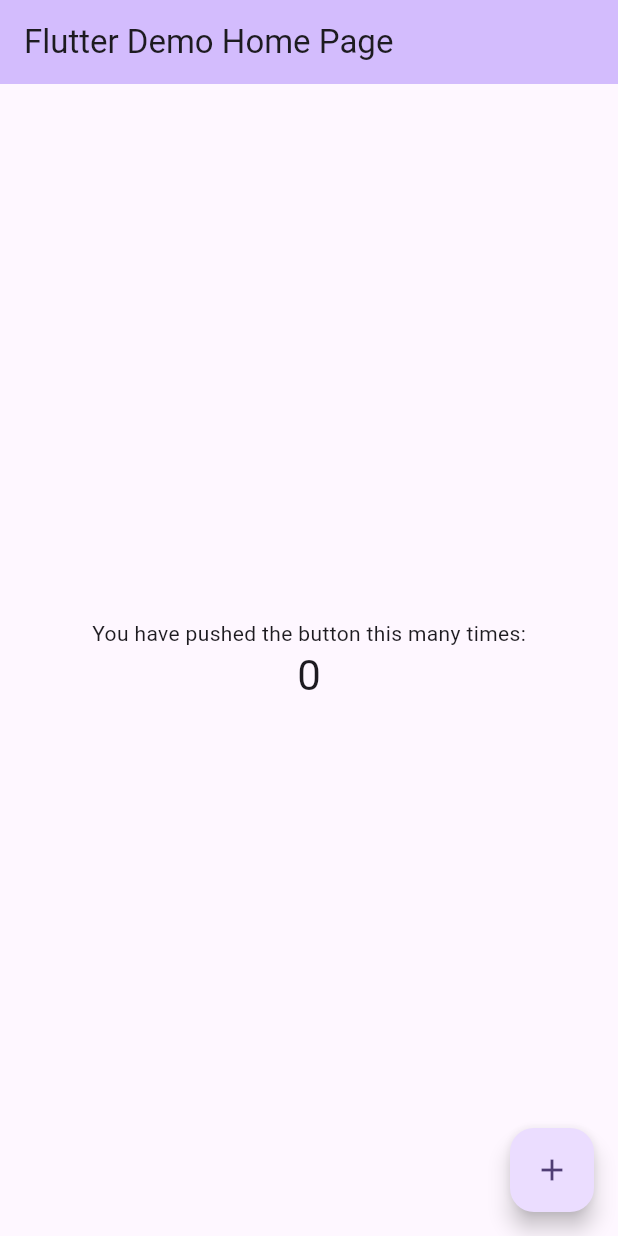
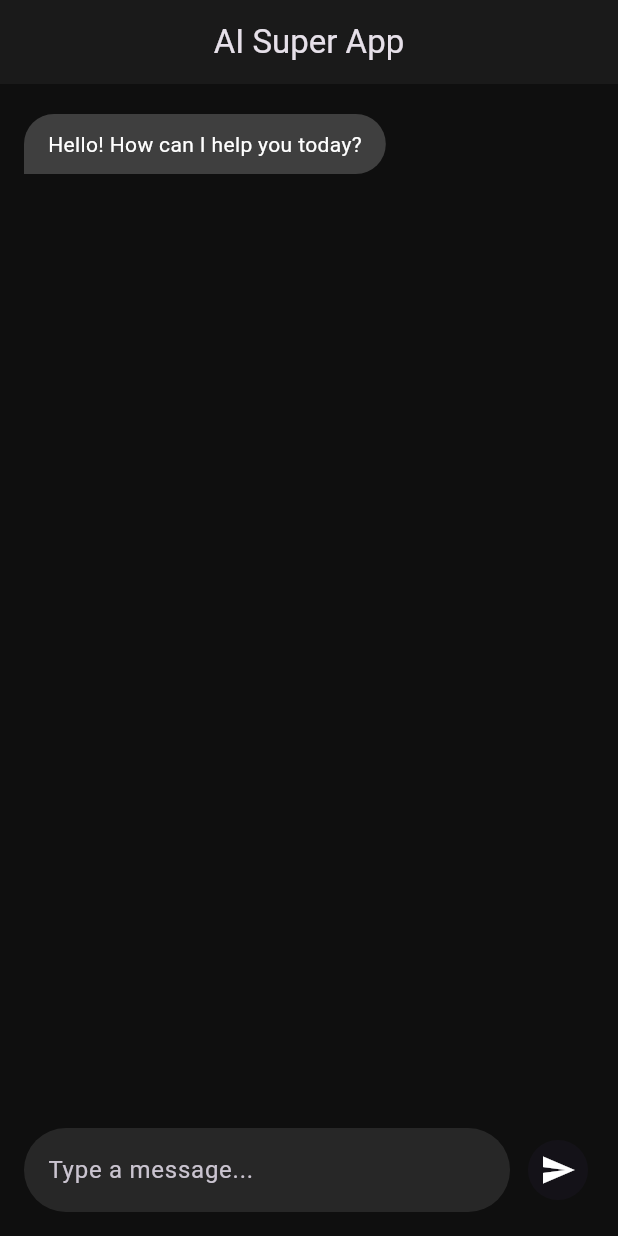
Before and after one commit to could-ai/019a5160-cfe9-722d-b2cd-a2b28bce158b, a Flutter app: the screen it shows after launch, on a phone screen of 412 x 824 dp. Run offline on Flutter 3.47's test engine with Material 3 defaults, Android fonts, the phone set to English and light mode, and no system bars.

Commit message:
Menghapus kode demo penghitung default dan mengonfigurasinya untuk meluncurkan HomeScreen. Saya juga menyiapkan tema gelap modern untuk aplikasi agar memberikan tampilan dan nuansa yang lebih sesuai untuk aplikasi AI. File ini sekarang berfungsi sebagai titik masuk utama yang mengarahkan pengguna langsung ke antarmuka obrolan.; Membuat file baru untuk layar utama aplikasi. Layar ini berisi antarmuka obrolan, termasuk daftar pesan dan bidang input teks dengan tombol kirim. Ini mengelola status pesan dan menangani logika pengiriman pesan, termasuk respons AI yang disimulasikan untuk memberikan pengalaman interaktif.; Membuat widget khusus untuk menampilkan gelembung obrolan individual. Widget ini secara visual membedakan antara pesan yang dikirim oleh pengguna dan yang diterima dari AI dengan menggunakan perataan dan warna yang berbeda. Ini membantu menciptakan antarmuka obrolan yang jelas dan intuitif.

```diff
--- /dev/null
+++ b/usr/lib/chat_bubble.dart
@@ -0,0 +1,36 @@
+import 'package:flutter/material.dart';
+
+class ChatBubble extends StatelessWidget {
+  final String message;
+  final bool isMe;
+
+  const ChatBubble({
+    super.key,
+    required this.message,
+    required this.isMe,
+  });
+
+  @override
+  Widget build(BuildContext context) {
+    return Align(
+      alignment: isMe ? Alignment.centerRight : Alignment.centerLeft,
+      child: Container(
+        margin: const EdgeInsets.symmetric(vertical: 4.0),
+        padding: const EdgeInsets.symmetric(horizontal: 16.0, vertical: 10.0),
+        decoration: BoxDecoration(
+          color: isMe ? Colors.blue : Colors.white.withOpacity(0.2),
+          borderRadius: BorderRadius.only(
+            topLeft: const Radius.circular(20.0),
+            topRight: const Radius.circular(20.0),
+            bottomLeft: isMe ? const Radius.circular(20.0) : Radius.zero,
+            bottomRight: isMe ? Radius.zero : const Radius.circular(20.0),
+          ),
+        ),
+        child: Text(
+          message,
+          style: const TextStyle(color: Colors.white),
+        ),
+      ),
+    );
+  }
+}
--- /dev/null
+++ b/usr/lib/home_screen.dart
@@ -0,0 +1,98 @@
+import 'package:flutter/material.dart';
+import 'package:couldai_user_app/chat_bubble.dart';
+
+class HomeScreen extends StatefulWidget {
+  const HomeScreen({super.key});
+
+  @override
+  State<HomeScreen> createState() => _HomeScreenState();
+}
+
+class _HomeScreenState extends State<HomeScreen> {
+  final TextEditingController _controller = TextEditingController();
+  final List<Map<String, String>> _messages = [
+    {
+      "sender": "ai",
+      "text": "Hello! How can I help you today?",
+    }
+  ];
+
+  void _sendMessage() {
+    if (_controller.text.isNotEmpty) {
+      setState(() {
+        _messages.add({
+          "sender": "user",
+          "text": _controller.text,
+        });
+        // Simulate AI response
+        Future.delayed(const Duration(milliseconds: 500), () {
+          setState(() {
+            _messages.add({
+              "sender": "ai",
+              "text": "This is a placeholder response.",
+            });
+          });
+        });
+        _controller.clear();
+      });
+    }
+  }
+
+  @override
+  Widget build(BuildContext context) {
+    return Scaffold(
+      appBar: AppBar(
+        title: const Text('AI Super App'),
+        centerTitle: true,
+      ),
+      body: Column(
+        children: [
+          Expanded(
+            child: ListView.builder(
+              padding: const EdgeInsets.all(16.0),
+              itemCount: _messages.length,
+              itemBuilder: (context, index) {
+                final message = _messages[index];
+                return ChatBubble(
+                  message: message['text']!,
+                  isMe: message['sender'] == 'user',
+                );
+              },
+            ),
+          ),
+          Padding(
+            padding: const EdgeInsets.all(16.0),
+            child: Row(
+              children: [
+                Expanded(
+                  child: TextField(
+                    controller: _controller,
+                    decoration: InputDecoration(
+                      hintText: 'Type a message...',
+                      filled: true,
+                      fillColor: Colors.white.withOpacity(0.1),
+                      border: OutlineInputBorder(
+                        borderRadius: BorderRadius.circular(30.0),
+                        borderSide: BorderSide.none,
+                      ),
+                    ),
+                    onSubmitted: (value) => _sendMessage(),
+                  ),
+                ),
+                const SizedBox(width: 8.0),
+                IconButton(
+                  icon: const Icon(Icons.send),
+                  onPressed: _sendMessage,
+                  style: IconButton.styleFrom(
+                    backgroundColor: Theme.of(context).primaryColor,
+                    foregroundColor: Colors.white,
+                  ),
+                ),
+              ],
+            ),
+          ),
+        ],
+      ),
+    );
+  }
+}
--- a/usr/lib/main.dart
+++ b/usr/lib/main.dart
@@ -1,4 +1,5 @@
 import 'package:flutter/material.dart';
+import 'package:couldai_user_app/home_screen.dart';
 
 void main() {
   runApp(const MyApp());
@@ -7,114 +8,19 @@ void main() {
 class MyApp extends StatelessWidget {
   const MyApp({super.key});
 
-  // This widget is the root of your application.
   @override
   Widget build(BuildContext context) {
     return MaterialApp(
-      title: 'Flutter Demo',
+      title: 'AI Super App',
       debugShowCheckedModeBanner: false,
-      theme: ThemeData(
-        // This is the theme of your application.
-        //
-        // TRY THIS: Try running your application with "flutter run". You'll see
-        // the application has a purple toolbar. Then, without quitting the app,
-        // try changing the seedColor in the colorScheme below to Colors.green
-        // and then invoke "hot reload" (save your changes or press the "hot
-        // reload" button in a Flutter-supported IDE, or press "r" if you used
-        // the command line to start the app).
-        //
-        // Notice that the counter didn't reset back to zero; the application
-        // state is not lost during the reload. To reset the state, use hot
-        // restart instead.
-        //
-        // This works for code too, not just values: Most code changes can be
-        // tested with just a hot reload.
-        colorScheme: ColorScheme.fromSeed(seedColor: Colors.deepPurple),
+      theme: ThemeData.dark().copyWith(
+        scaffoldBackgroundColor: const Color(0xFF0F0F0F),
+        appBarTheme: const AppBarTheme(
+          color: Color(0xFF1A1A1A),
+          elevation: 0,
+        ),
       ),
-      home: const MyHomePage(title: 'Flutter Demo Home Page'),
+      home: const HomeScreen(),
     );
   }
 }
-
-class MyHomePage extends StatefulWidget {
-  const MyHomePage({super.key, required this.title});
-
-  // This widget is the home page of your application. It is stateful, meaning
-  // that it has a State object (defined below) that contains fields that affect
-  // how it looks.
-
-  // This class is the configuration for the state. It holds the values (in this
-  // case the title) provided by the parent (in this case the App widget) and
-  // used by the build method of the State. Fields in a Widget subclass are
-  // always marked "final".
-
-  final String title;
-
-  @override
-  State<MyHomePage> createState() => _MyHomePageState();
-}
-
-class _MyHomePageState extends State<MyHomePage> {
-  int _counter = 0;
-
-  void _incrementCounter() {
-    setState(() {
-      // This call to setState tells the Flutter framework that something has
-      // changed in this State, which causes it to rerun the build method below
-      // so that the display can reflect the updated values. If we changed
-      // _counter without calling setState(), then the build method would not be
-      // called again, and so nothing would appear to happen.
-      _counter++;
-    });
-  }
-
-  @override
-  Widget build(BuildContext context) {
-    // This method is rerun every time setState is called, for instance as done
-    // by the _incrementCounter method above.
-    //
-    // The Flutter framework has been optimized to make rerunning build methods
-    // fast, so that you can just rebuild anything that needs updating rather
-    // than having to individually change instances of widgets.
-    return Scaffold(
-      appBar: AppBar(
-        // TRY THIS: Try changing the color here to a specific color (to
-        // Colors.amber, perhaps?) and trigger a hot reload to see the AppBar
-        // change color while the other colors stay the same.
-        backgroundColor: Theme.of(context).colorScheme.inversePrimary,
-        // Here we take the value from the MyHomePage object that was created by
-        // the App.build method, and use it to set our appbar title.
-        title: Text(widget.title),
-      ),
-      body: Center(
-        // Center is a layout widget. It takes a single child and positions it
-        // in the middle of the parent.
-        child: Column(
-          // Column is also a layout widget. It takes a list of children and
-          // arranges them vertically. By default, it sizes itself to fit its
-          // children horizontally, and tries to be as tall as its parent.
-          //
-          // Column has various properties to control how it sizes itself and
-          // how it positions its children. Here we use mainAxisAlignment to
-          // center the children vertically; the main axis here is the vertical
-          // axis because Columns are vertical (the cross axis would be
-          // horizontal).
-          //
-          // TRY THIS: Invoke "debug painting" (choose the "Toggle Debug Paint"
-          // action in the IDE, or press "p" in the console), to see the
-          // wireframe for each widget.
-          mainAxisAlignment: MainAxisAlignment.center,
-          children: <Widget>[
-            const Text('You have pushed the button this many times:'),
-            Text('$_counter', style: Theme.of(context).textTheme.headlineMedium),
-          ],
-        ),
-      ),
-      floatingActionButton: FloatingActionButton(
-        onPressed: _incrementCounter,
-        tooltip: 'Increment',
-        child: const Icon(Icons.add),
-      ), // This trailing comma makes auto-formatting nicer for build methods.
-    );
-  }
-}
```
